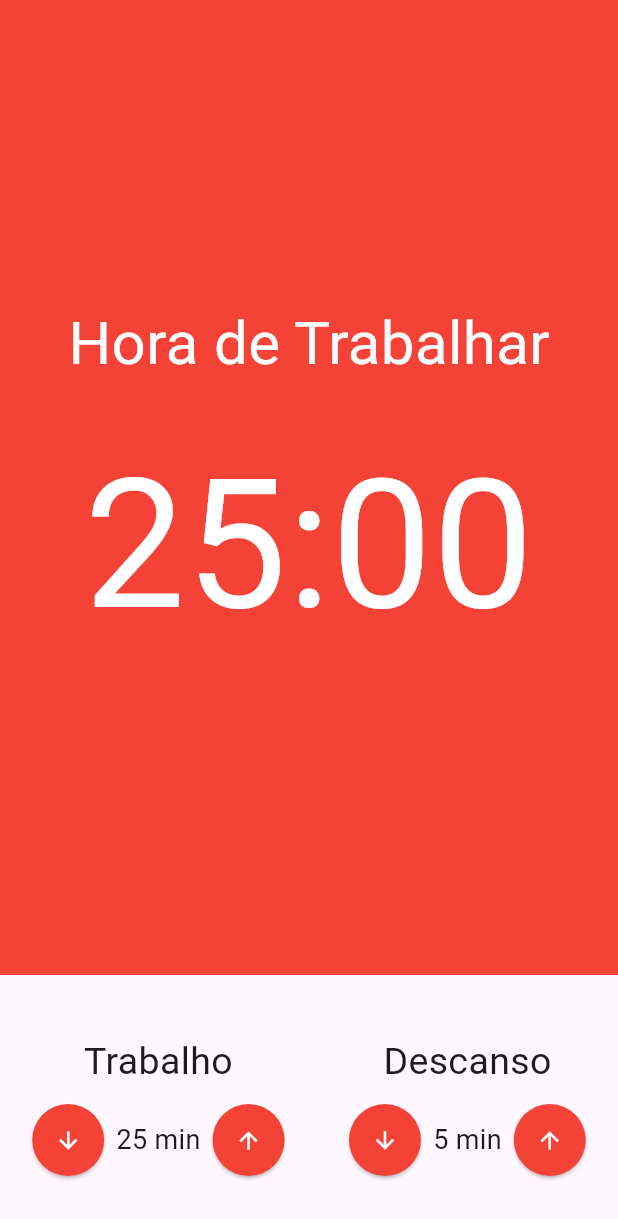
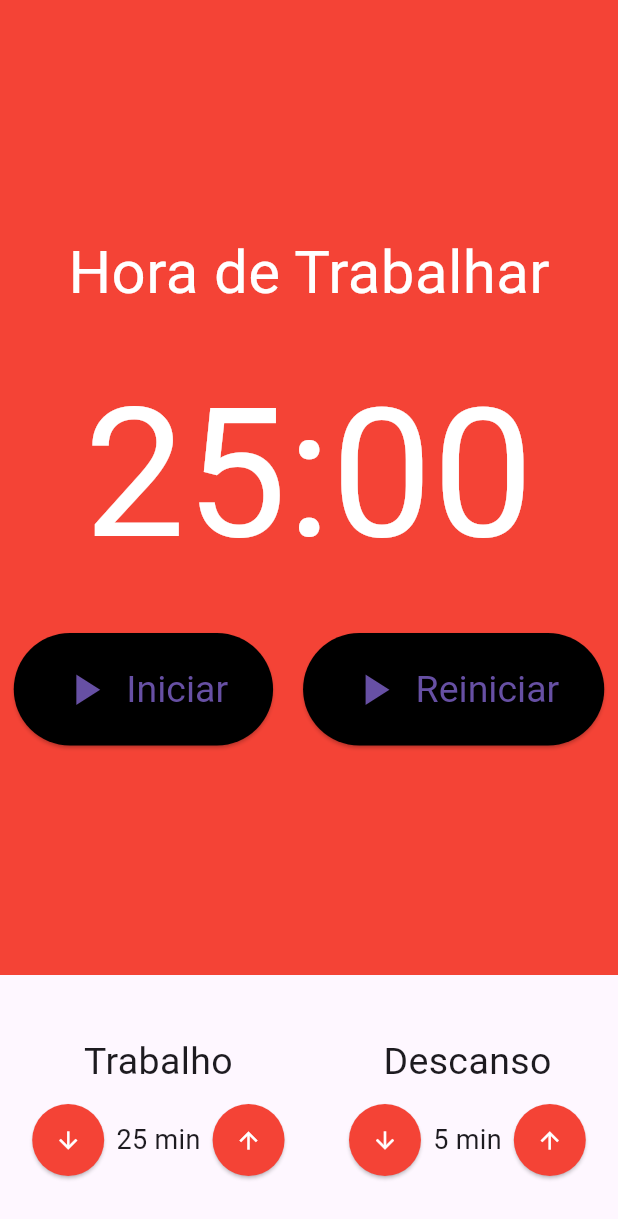
Before and after one commit to Souza83/pomodoro, a Flutter app: the screen it shows after launch, on a phone screen of 412 x 824 dp. Shown: the top 1219 px of the screen. Run offline on Flutter 3.47's test engine with Material 3 defaults, Android fonts, the phone set to English and light mode, and no system bars; our stand-ins replace mobx; generated files the repository leaves out were written again.

Commit message:
Componente Botaoronometro.

```diff
--- a/lib/components/Cronometro.dart
+++ b/lib/components/Cronometro.dart
@@ -1,4 +1,5 @@
 import 'package:flutter/material.dart';
+import 'package:pomodoro/components/CronometroBotao.dart';
 
 class Cronometro extends StatelessWidget {
   const Cronometro({super.key});
@@ -24,6 +25,33 @@ class Cronometro extends StatelessWidget {
               fontSize: 120,
               color: Colors.white,
             ),
+          ),
+          SizedBox(height: 20),
+          Row(
+            mainAxisAlignment: MainAxisAlignment.center,
+            children: [
+              Padding(
+                padding: EdgeInsets.only(right: 10),
+                child: CronometroBotao(
+                  texto: 'Iniciar',
+                  icone: Icons.play_arrow,
+                ),
+              ),
+              // Padding(
+              // padding: EdgeInsets.only(right: 10),
+              //   child: CronometroBotao(
+              //     texto: 'Parar',
+              //     icone: Icons.play_arrow,
+              //   ),
+              // ),
+              Padding(
+                padding: EdgeInsets.only(left: 10),
+                child: CronometroBotao(
+                  texto: 'Reiniciar',
+                  icone: Icons.play_arrow,
+                ),
+              ),
+            ],
           )
         ],
       ),
--- /dev/null
+++ b/lib/components/CronometroBotao.dart
@@ -0,0 +1,41 @@
+import 'package:flutter/material.dart';
+
+class CronometroBotao extends StatelessWidget {
+  final String texto;
+  final IconData icone;
+
+  const CronometroBotao({
+    required this.texto,
+    required this.icone,
+    super.key,
+  });
+
+  @override
+  Widget build(BuildContext context) {
+    return ElevatedButton(
+      style: ElevatedButton.styleFrom(
+        primary: Colors.black,
+        padding: const EdgeInsets.symmetric(
+          horizontal: 30,
+          vertical: 20,
+        ),
+        textStyle: const TextStyle(
+          fontSize: 25,
+        ),
+      ),
+      onPressed: () {},
+      child: Row(
+        children: [
+          Padding(
+            padding: const EdgeInsets.only(right: 10),
+            child: Icon(
+              icone,
+              size: 35,
+            ),
+          ),
+          Text(texto)
+        ],
+      ),
+    );
+  }
+}
```
